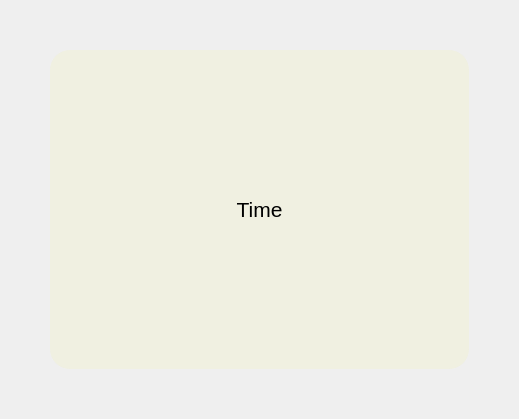
Qt form clock.ui (hawk-aj/Pun-Clock) before a commit.
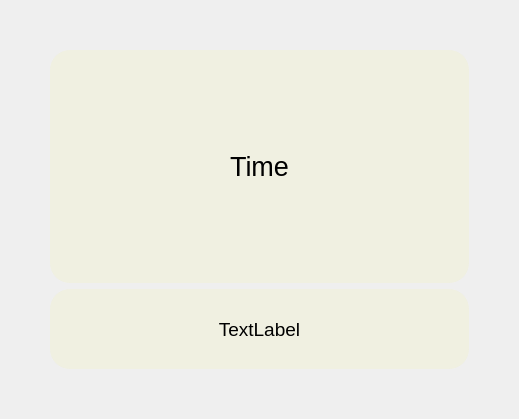
The same form after that commit. Icons and pictures are not drawn.

Commit message: logic for pun display added

```diff
--- a/clock.ui
+++ b/clock.ui
@@ -16,7 +16,7 @@
   <property name="styleSheet">
    <string notr="true">background-image:url(./images/background.png);</string>
   </property>
-  <layout class="QGridLayout" name="gridLayout">
+  <layout class="QGridLayout" name="gridLayout" rowstretch="50,10">
    <property name="leftMargin">
     <number>50</number>
    </property>
@@ -40,7 +40,7 @@
      <property name="font">
       <font>
        <family>Microsoft YaHei UI</family>
-       <pointsize>16</pointsize>
+       <pointsize>20</pointsize>
       </font>
      </property>
      <property name="styleSheet">
@@ -54,6 +54,43 @@
      </property>
     </widget>
    </item>
+   <item row="1" column="0">
+    <widget class="QLabel" name="label_1">
+     <property name="minimumSize">
+      <size>
+       <width>0</width>
+       <height>80</height>
+      </size>
+     </property>
+     <property name="maximumSize">
+      <size>
+       <width>500</width>
+       <height>16777215</height>
+      </size>
+     </property>
+     <property name="font">
+      <font>
+       <family>Microsoft YaHei UI</family>
+       <pointsize>14</pointsize>
+      </font>
+     </property>
+     <property name="styleSheet">
+      <string notr="true">background-image:url();background-color:rgb(240,240,220,200);border-radius:20px;</string>
+     </property>
+     <property name="text">
+      <string>TextLabel</string>
+     </property>
+     <property name="alignment">
+      <set>Qt::AlignCenter</set>
+     </property>
+     <property name="wordWrap">
+      <bool>true</bool>
+     </property>
+     <property name="margin">
+      <number>20</number>
+     </property>
+    </widget>
+   </item>
   </layout>
  </widget>
  <resources>
```
The commit also changes 2 other files.
